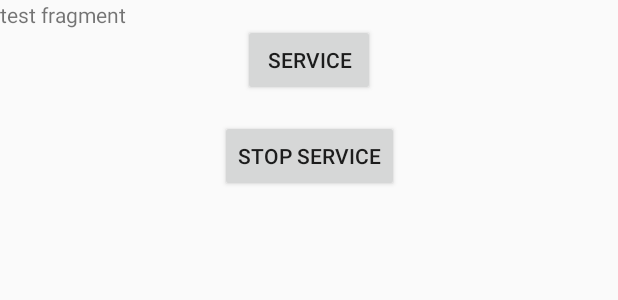
After one commit to shashankmohan/AndroidComponentUsingKotlin, an Android app: the layout fragment_test.xml on its own in the app's theme, with its tools: preview values and no code run, on a phone screen of 412 x 824 dp. The commit adds this screen. Shown: the top 300 px of the screen. Run offline under Robolectric (Android 15) with nearby library versions, the phone set to English and light mode, and no system bars.

Commit message:
Add files via upload

```diff
--- a/app/src/main/res/layout/activity_main.xml
+++ b/app/src/main/res/layout/activity_main.xml
@@ -6,9 +6,11 @@
     android:layout_height="match_parent"
     tools:context=".MainActivity">
 
-    <TextView
-        android:layout_width="wrap_content"
-        android:layout_height="wrap_content"
+    <LinearLayout
+        android:id="@+id/ll_container"
+        android:layout_width="match_parent"
+        android:layout_height="match_parent"
+        android:orientation="vertical"
         android:text="Hello World!"
         app:layout_constraintBottom_toBottomOf="parent"
         app:layout_constraintLeft_toLeftOf="parent"
--- /dev/null
+++ b/app/src/main/res/layout/fragment_test.xml
@@ -0,0 +1,36 @@
+<?xml version="1.0" encoding="utf-8"?>
+<android.support.constraint.ConstraintLayout
+    xmlns:android="http://schemas.android.com/apk/res/android"
+    xmlns:app="http://schemas.android.com/apk/res-auto"
+    xmlns:tools="http://schemas.android.com/tools"
+    android:layout_width="match_parent"
+    android:layout_height="match_parent">
+
+    <TextView
+        android:layout_width="match_parent"
+        android:layout_height="wrap_content"
+        android:text="test fragment"/>
+
+    <Button
+        android:id="@+id/btn_start_service"
+        android:layout_width="wrap_content"
+        android:layout_height="wrap_content"
+        android:layout_marginEnd="8dp"
+        android:layout_marginStart="8dp"
+        android:layout_marginTop="16dp"
+        android:text="Service"
+        app:layout_constraintEnd_toEndOf="parent"
+        app:layout_constraintStart_toStartOf="parent"
+        app:layout_constraintTop_toTopOf="parent" />
+
+    <Button
+        android:id="@+id/btn_stop_service"
+        android:layout_width="wrap_content"
+        android:layout_height="wrap_content"
+        android:layout_marginTop="16dp"
+        android:text="Stop Service"
+        app:layout_constraintEnd_toEndOf="parent"
+        app:layout_constraintStart_toStartOf="parent"
+        app:layout_constraintTop_toBottomOf="@+id/btn_start_service" />
+
+</android.support.constraint.ConstraintLayout>
```
